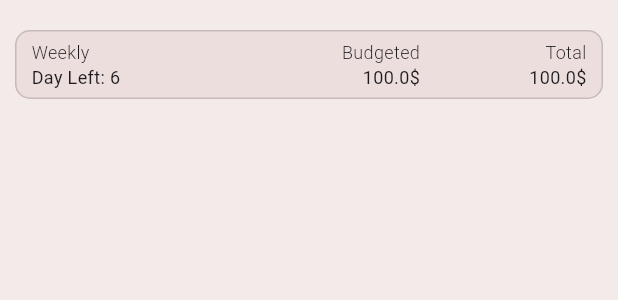
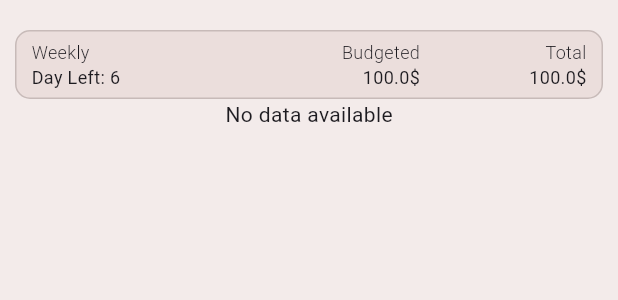
Before and after one commit to tykealy/monnaie_flutter, a Flutter app: the SpendingList widget shown alone on an empty page, opened directly, on a phone screen of 412 x 824 dp. Shown: the top 300 px of the screen. Run offline on Flutter 3.47's test engine with Material 3 defaults, Android fonts, the phone set to English and light mode, and no system bars; our stand-ins replace cloud_firestore, emoji_picker_flutter, firebase_auth, firebase_core, flutter_dotenv, google_sign_in and 1 more; missing offline and left inert: mobkit_dashed_border; accounts and stored records are empty; network calls fail.

Commit message:
close #17 using stream builder to fetch latest data

```diff
--- /dev/null
+++ b/lib/provider/category_expense_provider.dart
@@ -0,0 +1,56 @@
+import 'package:flutter/material.dart';
+import 'package:monnaie/models/category_data.dart';
+import 'package:monnaie/service/category_service.dart';
+
+class CategoryExpenseProvider with ChangeNotifier {
+  final CategoryService _categoryService = CategoryService();
+
+  List<CategoryData> _weeklyCategoriesWithExpenses = [];
+  List<CategoryData> _monthlyCategoriesWithExpenses = [];
+  bool _isLoading = true;
+
+  List<CategoryData> get weeklyCategoriesWithExpenses =>
+      _weeklyCategoriesWithExpenses;
+  List<CategoryData> get monthlyCategoriesWithExpenses =>
+      _monthlyCategoriesWithExpenses;
+
+  bool get isLoading => _isLoading;
+
+  Future<void> fetchCategories(String weekly) async {
+    _isLoading = true;
+    notifyListeners();
+
+    final week = getWeekOfYear(DateTime.now());
+    final month = getMonth(DateTime.now());
+    final year = getYear(DateTime.now());
+
+    weekly == 'Weekly'
+        ? _weeklyCategoriesWithExpenses =
+            await _categoryService.getCategoriesWithExpenses(year, week: week)
+        : _monthlyCategoriesWithExpenses = await _categoryService
+            .getCategoriesWithExpenses(year, month: month);
+
+    _isLoading = false;
+    notifyListeners();
+  }
+
+  Future<void> addCategoryAndExpense() async {
+    // Refetch categories
+    fetchCategories('Weekly');
+    fetchCategories('Monthly');
+  }
+
+  int getWeekOfYear(DateTime date) {
+    DateTime firstDayOfYear = DateTime(date.year, 1, 1);
+    int dayOfYear = date.difference(firstDayOfYear).inDays + 1;
+    return (dayOfYear / 7).ceil();
+  }
+
+  int getMonth(DateTime dateTime) {
+    return dateTime.month;
+  }
+
+  int getYear(DateTime dateTime) {
+    return dateTime.year;
+  }
+}
--- a/lib/service/category_service.dart
+++ b/lib/service/category_service.dart
@@ -75,7 +75,7 @@ class CategoryService {
   }
 
   Future<List<CategoryData>> getCategoriesWithExpenses(int year,
-      [int? week, int? month]) async {
+      {int? week, int? month}) async {
     try {
       User? user = auth.currentUser;
       if (user == null) {
@@ -107,7 +107,7 @@ class CategoryService {
               await expenseRecordService.getExpenseRecordBasedOnType(
             category.id,
             year,
-            week,
+            week: week,
           );
           category.expense = expense;
         }
@@ -116,8 +116,7 @@ class CategoryService {
               await expenseRecordService.getExpenseRecordBasedOnType(
             category.id,
             year,
-            null,
-            month,
+            month: month,
           );
           category.expense = expense;
         }
@@ -127,4 +126,53 @@ class CategoryService {
       return [];
     }
   }
+
+  Stream<List<CategoryData>> getCategoriesWithExpensesStream(int year,
+      {int? week, int? month}) {
+    ExpenseRecordService expenseRecordService = ExpenseRecordService();
+    User? user = auth.currentUser;
+    if (user == null) {
+      throw Exception('No user is currently signed in.');
+    }
+    var query = FirebaseFirestore.instance
+        .collection('users')
+        .doc(user.uid) // Replace with actual user ID
+        .collection('categories');
+
+    // Stream of Firestore documents
+    return query.snapshots().asyncMap((snapshot) async {
+      List<CategoryData> categories = snapshot.docs.map((doc) {
+        final data = doc.data();
+        return CategoryData(
+          id: doc.id,
+          icon: data['icon'] ?? '',
+          name: data['name'] ?? '',
+          budget: (data['budgeted'] ?? 0).toDouble(),
+          type: data['type'] ?? '',
+        );
+      }).toList();
+
+      // For each category, fetch and update the expense based on week or month
+      for (CategoryData category in categories) {
+        if (week != null) {
+          double expense =
+              await expenseRecordService.getExpenseRecordBasedOnType(
+            category.id,
+            year,
+            week: week,
+          );
+          category.expense = expense; // Update category with weekly expense
+        } else if (month != null) {
+          double expense =
+              await expenseRecordService.getExpenseRecordBasedOnType(
+            category.id,
+            year,
+            month: month,
+          );
+          category.expense = expense; // Update category with monthly expense
+        }
+      }
+      return categories; // Return the updated list of categories
+    });
+  }
 }
--- a/lib/service/expense_record_service.dart
+++ b/lib/service/expense_record_service.dart
@@ -9,7 +9,7 @@ class ExpenseRecordService {
   final FirebaseAuth auth = FirebaseAuth.instance;
 
   Future<double> getExpenseRecordBasedOnType(String categoryId, int year,
-      [int? week, int? month]) async {
+      {int? week, int? month}) async {
     try {
       User? user = auth.currentUser;
       if (user == null) {
@@ -89,7 +89,6 @@ class ExpenseRecordService {
           'date': expenseFirebase.date,
           'description': expenseFirebase.description,
         });
-
         return true;
       } catch (e) {
         return false;
--- a/lib/view/categories_page/custom_app_bar.dart
+++ b/lib/view/categories_page/custom_app_bar.dart
@@ -26,7 +26,6 @@ class CustomAppBar extends StatelessWidget implements PreferredSizeWidget {
               label: 'Cancel',
               action: () {
                 Navigator.of(context).pop(false);
-                Navigator.pop(context);
               },
             ),
             StyledButton(
--- a/lib/widgets/spending_list.dart
+++ b/lib/widgets/spending_list.dart
@@ -46,14 +46,16 @@ class SpendingListState extends State<SpendingList> {
     year = getYear(DateTime.now());
 
     if (widget.name == 'Weekly') {
-      CategoryService().getCategoriesWithExpenses(year, week).then((value) {
+      CategoryService()
+          .getCategoriesWithExpenses(year, week: week)
+          .then((value) {
         setState(() {
           spendingItems = value;
         });
       });
     } else {
       CategoryService()
-          .getCategoriesWithExpenses(year, week, month)
+          .getCategoriesWithExpenses(year, month: month)
           .then((value) {
         setState(() {
           spendingItems = value;
@@ -98,14 +100,34 @@ class SpendingListState extends State<SpendingList> {
                 )),
           ),
           AnimatedCrossFade(
-            duration: const Duration(milliseconds: 150), // Faster animation
+            duration: const Duration(milliseconds: 150),
             firstChild: Container(),
             secondChild: Container(
               constraints: widget.maxHeight > 0
                   ? BoxConstraints(maxHeight: widget.maxHeight)
                   : null,
               child: SingleChildScrollView(
-                child: Column(
+                child: StreamBuilder<List<CategoryData>>(
+                  stream: widget.name == 'Weekly'
+                      ? CategoryService()
+                          .getCategoriesWithExpensesStream(year, week: week)
+                      : CategoryService()
+                          .getCategoriesWithExpensesStream(year, month: month),
+                  builder: (context, snapshot) {
+                    if (snapshot.connectionState == ConnectionState.waiting) {
+                      return Container(
+                          alignment: Alignment.center,
+                          child: const CircularProgressIndicator());
+                    }
+                    if (!snapshot.hasData || snapshot.data!.isEmpty) {
+                      return Container(
+                          alignment: Alignment.center,
+                          child: const Text('No data available'));
+                    }
+
+                    final spendingItems = snapshot.data!;
+
+                    return Column(
                       children: spendingItems.map((item) {
                         return SpendingItem(
                           icon: item.icon,
@@ -114,6 +136,8 @@ class SpendingListState extends State<SpendingList> {
                           left: item.expense,
                         );
                       }).toList(),
+                    );
+                  },
                 ),
               ),
             ),
```
Also changed, not shown: lib/main.dart (+9 -2 lines), lib/spentForm/spent_form.dart (+5 -4 lines), lib/view/categories_page/categories_page.dart (+7 -3 lines). Lines whose indentation alone changed are shown as unchanged.
